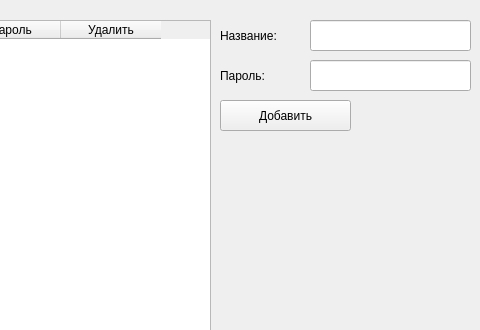
faurkonig/i-love-karpov, file sem2/zachet_passwords/mainwindow.ui: the form before one commit; both pictures show x 160 to 640 and y 0 to 330 of the 640 by 418 pixel window.
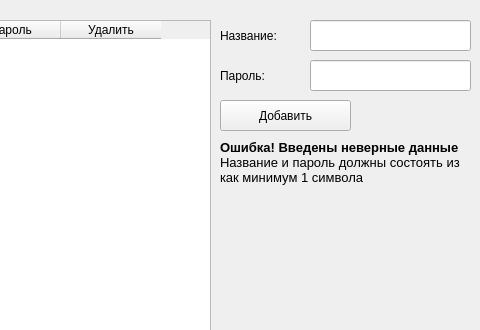
The form after the commit.

The edit to the form file:
```diff
--- a/sem2/zachet_passwords/mainwindow.ui
+++ b/sem2/zachet_passwords/mainwindow.ui
@@ -101,6 +101,31 @@
      <string>Добавить</string>
     </property>
    </widget>
+   <widget class="QLabel" name="labelError">
+    <property name="geometry">
+     <rect>
+      <x>380</x>
+      <y>140</y>
+      <width>251</width>
+      <height>61</height>
+     </rect>
+    </property>
+    <property name="font">
+     <font>
+      <pointsize>10</pointsize>
+     </font>
+    </property>
+    <property name="text">
+     <string>&lt;b&gt;Ошибка! Введены неверные данные&lt;/b&gt;&lt;br&gt;
+Название и пароль должны состоять из как минимум 1 символа</string>
+    </property>
+    <property name="alignment">
+     <set>Qt::AlignLeading|Qt::AlignLeft|Qt::AlignTop</set>
+    </property>
+    <property name="wordWrap">
+     <bool>true</bool>
+    </property>
+   </widget>
   </widget>
   <widget class="QMenuBar" name="menubar">
    <property name="geometry">
```
Left out of the diff: 2 changed lines with no effect on the pictures.
